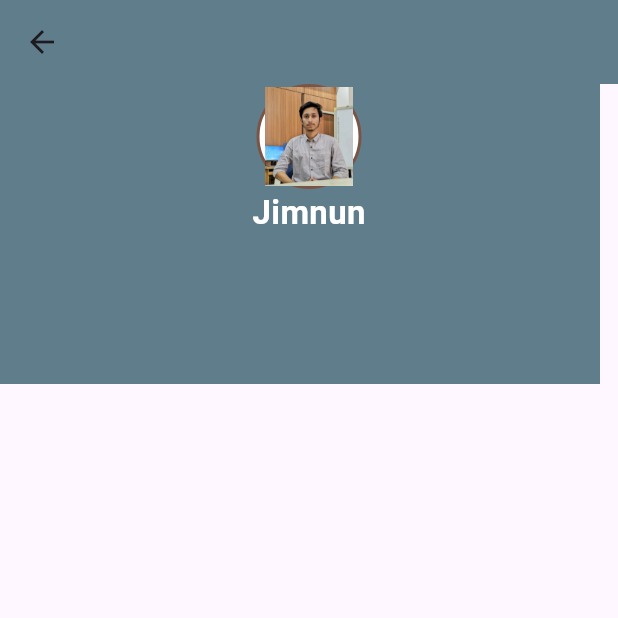
After one commit to noymuljim/Book.2, a Flutter app: the menu screen opened directly, after a tap on "Profile", on a phone screen of 412 x 824 dp, the top half of it. The commit adds this screen. Run offline on Flutter 3.47's test engine with Material 3 defaults, Android fonts, the phone set to English and light mode, and no system bars.

Commit message:
edited 4 pages

```diff
--- a/lib/cart.dart
+++ b/lib/cart.dart
@@ -72,7 +72,10 @@ SizedBox(height: 200,),
               width: 400,
               height: 50,
               color: Colors.teal,
-              child: Center(child: Text("Proceed to Checkout",style: TextStyle(fontWeight: FontWeight.bold,color: Colors.white,fontSize: 15),)),
+              child:  Container(width: 100,height: 50,
+                decoration: BoxDecoration(color:Color(0xffA78D78),borderRadius: BorderRadius.circular(12)),
+                child: Center(child: Text("Add To Cart",style: TextStyle(fontWeight: FontWeight.bold,color: Colors.white),)),
+              ),
             ),
           ),
 
--- a/lib/home.dart
+++ b/lib/home.dart
@@ -179,7 +179,7 @@ class _homeState extends State<home> {
     );  },
 
 
-              child: Container(width: 70,height: 70,decoration: BoxDecoration(borderRadius: BorderRadius.circular(55),color: Colors.white,
+              child: Container(width: 70,height: 70, decoration: BoxDecoration(borderRadius: BorderRadius.circular(55),color: Colors.white,
                   border:Border.all(width: 2,color: Colors.brown) ),
               child: Image.asset("assets/images/story.png"),
               ),
--- a/lib/menu.dart
+++ b/lib/menu.dart
@@ -1,3 +1,4 @@
+import 'package:book/profile.dart';
 import 'package:flutter/cupertino.dart';
 import 'package:flutter/material.dart';
 
@@ -5,9 +6,89 @@ class menu extends StatelessWidget{
   @override
   Widget build(BuildContext context) {
     return Scaffold(
+appBar: AppBar(),
+      body: ListView(
+        scrollDirection: Axis.vertical,
+        children: [
+      Row(
+      children: [
+      Padding(
+      padding: const EdgeInsets.all(8.0),
+      child: Icon(Icons.person,color: Colors.yellow,size: 30,),
+    ),
+    InkWell(
+    onTap: (){
+    Navigator.push(
+    context,MaterialPageRoute(
+    builder: (context)
+    {
+    return profile(); },
 
-      body: Container(
-          child: Center(child: Text("menu page"))
+    )
+    );  },
+
+            child: Text("Profile",style: TextStyle(fontSize: 20),))
+    ],
+    ),
+
+         Row(
+           children: [
+             Padding(
+               padding: const EdgeInsets.all(8.0),
+               child: Icon(Icons.language,color: Colors.green,size: 30,),
+             ),Text("Language",style: TextStyle(fontSize: 20),)
+           ],
+         ),
+
+          Row(
+            children: [
+              Padding(
+                padding: const EdgeInsets.all(8.0),
+                child: Icon(Icons.notifications,color: Colors.orange,size: 30,),
+              ),Text("Notofication",style: TextStyle(fontSize: 20),)
+            ],
+          ),
+          Row(
+            children: [
+              Padding(
+                padding: const EdgeInsets.all(8.0),
+                child: Icon(Icons.dark_mode,color: Colors.black,size: 30,),
+              ),Text("Dark mood",style: TextStyle(fontSize: 20),)
+            ],
+          ),
+          Row(
+            children: [
+              Padding(
+                padding: const EdgeInsets.all(8.0),
+                child: Icon(Icons.account_box_outlined,color: Colors.teal,size: 30,),
+              ),Text("About us",style: TextStyle(fontSize: 20),)
+            ],
+          ),
+          Row(
+            children: [
+              Padding(
+                padding: const EdgeInsets.all(8.0),
+                child: Icon(Icons.download,color: Colors.teal,size: 30,),
+              ),Text("Downloads",style: TextStyle(fontSize: 20),)
+            ],
+          )
+          , Row(
+            children: [
+              Padding(
+                padding: const EdgeInsets.all(8.0),
+                child: Icon(Icons.privacy_tip,color: Colors.red,size: 30,),
+              ),Text("Privacy",style: TextStyle(fontSize: 20),)
+            ],
+          )
+          , Row(
+            children: [
+              Padding(
+                padding: const EdgeInsets.all(8.0),
+                child: Icon(Icons.help,color: Colors.green,size: 30,),
+              ),Text("Help",style: TextStyle(fontSize: 20),)
+            ],
+          ),
+        ],
       ),
     );
   }
--- a/lib/payment.dart
+++ b/lib/payment.dart
@@ -59,7 +59,7 @@ class payment extends StatelessWidget{
 
 
 
-              child: Container(width: 400,height: 50, decoration: BoxDecoration(color: Colors.teal,borderRadius: BorderRadius.circular(11),),
+              child: Container(width: 400,height: 50, decoration: BoxDecoration(color: Color(0xffA78D78),borderRadius: BorderRadius.circular(11),),
                 child: Center(child: Text("Confirm",style: TextStyle(fontSize: 22,color: Colors.white),)),
 
               ),
--- /dev/null
+++ b/lib/profile.dart
@@ -0,0 +1,33 @@
+import 'package:flutter/cupertino.dart';
+import 'package:flutter/material.dart';
+
+class profile extends StatelessWidget{
+  @override
+  Widget build(BuildContext context) {
+   return Scaffold(
+     appBar: AppBar(
+backgroundColor: Colors.blueGrey,
+
+     ),
+     body: Stack(
+         children: [
+       Container(width: 400,height: 200,color: Colors.blueGrey,),
+           Column(
+             children: [
+               Center(
+                 child: Container(width: 70,height: 70,decoration: BoxDecoration(borderRadius: BorderRadius.circular(55),color: Colors.white,
+                     border:Border.all(width: 2,color: Colors.brown) ),
+                   child: Image.asset("assets/images/jimnun.jpg"),
+                 ),
+               ),
+               Text("Jimnun",style: TextStyle(fontSize: 22,fontWeight: FontWeight.bold,color: Colors.white),),
+             ],
+           ),
+
+
+             ]
+     )
+   );
+  }
+
+}
```
Also changed, not shown: assets/images/jimnun.jpg (added).
